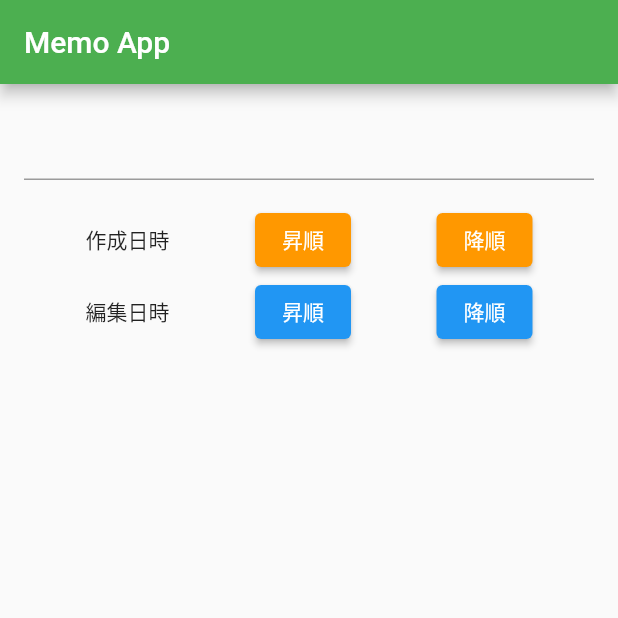
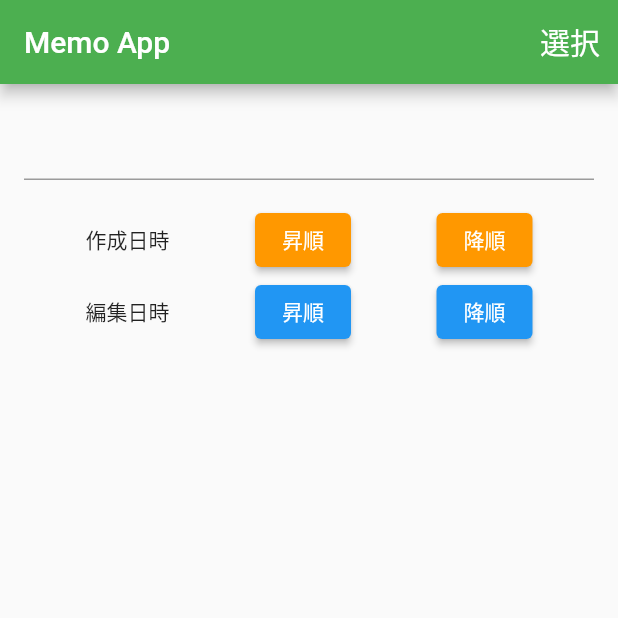
Before and after one commit to yuki-fujisaki/MemoApp-Flutter, a Flutter app: the screen it shows after launch, on a phone screen of 412 x 824 dp, the top half of it. Run offline on Flutter 3.47's test engine with Material 2 defaults, Android fonts, the phone set to English and light mode, and no system bars; our stand-ins replace shared_preferences.

Commit message:
feature/#12_delete_at_once AppBarにButtonを追加

```diff
--- a/lib/index.dart
+++ b/lib/index.dart
@@ -19,6 +19,7 @@ class _MyHomePageState extends State<MyHomePage> {
   final _myController = TextEditingController();
   // データ格納用リスト
   List<Memo> _memos = [];
+  bool isEditing = false;
 
   @override
   void initState() {
@@ -98,6 +99,24 @@ class _MyHomePageState extends State<MyHomePage> {
     return Scaffold(
       appBar: AppBar(
         title: const Text('Memo App'),
+        actions: [
+          TextButton(
+            child: isEditing
+                ? const Text(
+                    'キャンセル',
+                    style: TextStyle(fontSize: 20, color: Colors.white),
+                  )
+                : const Text(
+                    '選択',
+                    style: TextStyle(fontSize: 20, color: Colors.white),
+                  ),
+            onPressed: () {
+              print('クリックされました');
+              setState(() => isEditing = !isEditing);
+              print('${isEditing}');
+            },
+          )
+        ],
       ),
       body: Container(
         child: Column(
```
